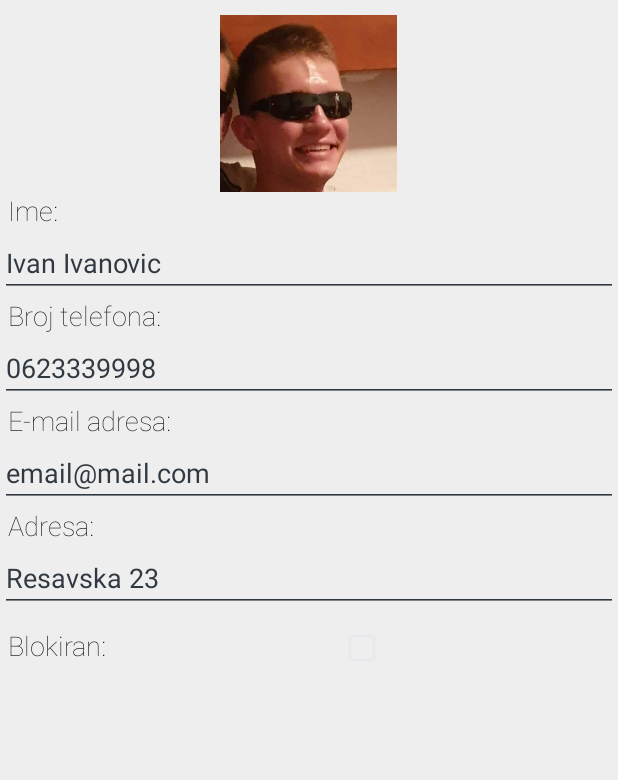
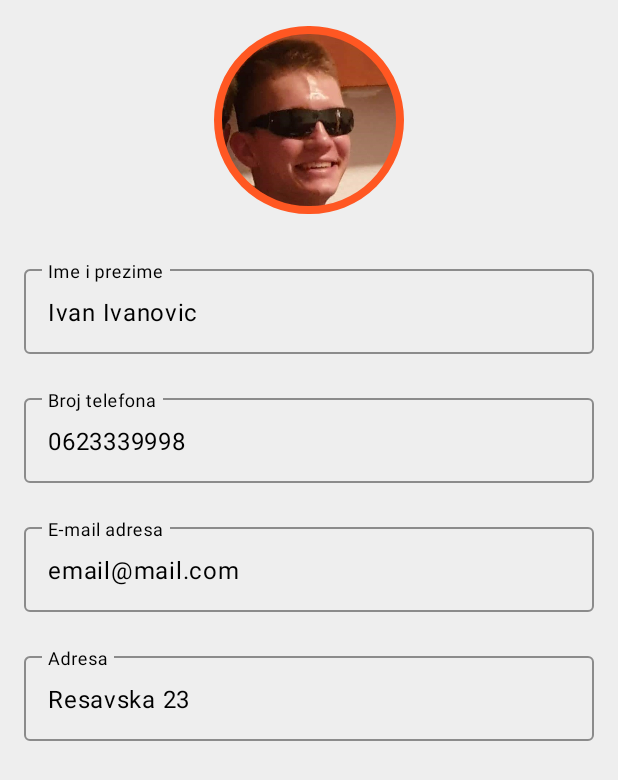
Before and after one commit to newkristian/uber-like-kmp, an Android app: the fragment PassengerAccountFragment shown on its own in the app's theme, on a phone screen of 412 x 824 dp. Shown: the top 780 px of the screen. Run offline under Robolectric (Android 15) with nearby library versions, the phone set to English and light mode, and no system bars.

Commit message:
Redesign passenger account fragment

```diff
--- a/Mobilna aplikacija/app/src/main/java/com/example/uberapp_tim9/PassengerAccountFragment.java
+++ b/Mobilna aplikacija/app/src/main/java/com/example/uberapp_tim9/PassengerAccountFragment.java
@@ -17,8 +17,9 @@ import android.widget.EditText;
 import android.widget.ImageView;
 
 import com.example.uberapp_tim9.model.Passenger;
-
-import androidx.fragment.app.Fragment;
+import com.google.android.material.checkbox.MaterialCheckBox;
+import com.google.android.material.imageview.ShapeableImageView;
+import com.google.android.material.textfield.TextInputEditText;
 
 /**
  * A simple {@link Fragment} subclass.
@@ -79,12 +80,11 @@ public class PassengerAccountFragment extends Fragment {
     public void onViewCreated(@NonNull View view, @Nullable Bundle savedInstanceState) {
         super.onViewCreated(view, savedInstanceState);
         Passenger passenger = new Passenger(0, "Ivan", "Ivanovic", "", "0623339998", "email@mail.com", "Resavska 23", "123456789", false);
-        ((EditText)view.findViewById(R.id.name_edit_text)).setText(String.format("%s %s", passenger.getmName(), passenger.getmSurname()));
-        ((EditText)view.findViewById(R.id.phone_number_edit_text)).setText(passenger.getmPhoneNumber());
-        ((EditText)view.findViewById(R.id.email_edit_text)).setText(passenger.getmEmail());
-        ((EditText)view.findViewById(R.id.address_edit_text)).setText(passenger.getmAddress());
-        ((ImageView)view.findViewById(R.id.profile_picture_image_view)).setImageResource(R.drawable.ic_branislav);
-        ((CheckBox)view.findViewById(R.id.blocked_checkbox)).setChecked(passenger.ismIsBlocked());
+        ((TextInputEditText)view.findViewById(R.id.name_text_input_edit_text)).setText(String.format("%s %s", passenger.getmName(), passenger.getmSurname()));
+        ((TextInputEditText)view.findViewById(R.id.phone_number_text_input_edit_text)).setText(passenger.getmPhoneNumber());
+        ((TextInputEditText)view.findViewById(R.id.email_text_input_edit_text)).setText(passenger.getmEmail());
+        ((TextInputEditText)view.findViewById(R.id.address_text_input_edit_text)).setText(passenger.getmAddress());
+        ((ShapeableImageView)view.findViewById(R.id.profile_picture_image_view)).setImageResource(R.drawable.ic_branislav);
     }
 
     @NonNull
--- a/Mobilna aplikacija/app/src/main/java/com/example/uberapp_tim9/main_page/PassengerMainActivity.java
+++ b/Mobilna aplikacija/app/src/main/java/com/example/uberapp_tim9/main_page/PassengerMainActivity.java
@@ -1,11 +1,8 @@
 package com.example.uberapp_tim9.main_page;
 
 import android.os.Bundle;
-import android.view.Menu;
-import android.widget.Toast;
 
 import androidx.appcompat.app.AppCompatActivity;
-import androidx.appcompat.widget.SwitchCompat;
 import androidx.drawerlayout.widget.DrawerLayout;
 import androidx.navigation.NavController;
 import androidx.navigation.Navigation;
@@ -18,7 +15,6 @@ import com.google.android.material.navigation.NavigationView;
 public class PassengerMainActivity extends AppCompatActivity {
 
     private AppBarConfiguration mAppBarConfiguration;
-    //private ActivityPassengerMainBinding binding;
 
     @Override
     protected void onCreate(Bundle savedInstanceState) {
--- a/Mobilna aplikacija/app/src/main/res/layout/fragment_passenger_account.xml
+++ b/Mobilna aplikacija/app/src/main/res/layout/fragment_passenger_account.xml
@@ -13,106 +13,121 @@
         android:layout_height="match_parent"
         android:orientation="vertical">
 
-        <ImageView
+        <com.google.android.material.imageview.ShapeableImageView
             android:id="@+id/profile_picture_image_view"
-            android:layout_width="130dp"
-            android:layout_height="118dp"
+            android:layout_width="141dp"
+            android:layout_height="140dp"
+            android:adjustViewBounds="true"
+            android:cropToPadding="false"
+            android:padding="10dp"
+            android:scaleType="fitXY"
             android:layout_gravity="center_horizontal"
             android:layout_marginTop="10dp"
             android:contentDescription="@string/profile_picture"
             android:src="@drawable/ic_people"
+            app:shapeAppearanceOverlay="@style/roundedImageViewRounded"
+            app:strokeColor="@color/bright_orange"
+            app:strokeWidth="5dp"
             app:srcCompat="@drawable/ic_branislav" />
 
-        <TextView
-            android:id="@+id/name_textview"
+        <com.google.android.material.textfield.TextInputLayout
+            android:id="@+id/name_text_input_layout"
             android:layout_width="match_parent"
             android:layout_height="wrap_content"
-            android:layout_marginStart="5dp"
-            android:text="@string/passenger_account_name"
-            android:textAppearance="@style/TextAppearance.AppCompat.Medium" />
+            android:layout_marginStart="16dp"
+            android:layout_marginEnd="16dp"
+            android:layout_marginTop="24dp"
+            android:hint="@string/passenger_account_name"
+            android:textColorHint="@color/black"
+            app:boxStrokeColor="@color/black"
+            app:helperTextTextColor="@color/black"
+            app:hintTextColor="@color/black">
 
-        <EditText
-            android:id="@+id/name_edit_text"
+            <com.google.android.material.textfield.TextInputEditText
+                android:id="@+id/name_text_input_edit_text"
                 android:layout_width="match_parent"
                 android:layout_height="wrap_content"
-            android:ems="10"
-            android:enabled="false"
-            android:inputType="none"
-            android:text=""
-            android:textColor="@color/dark_grey" />
+                android:textColor="@color/black"
+                android:textColorHighlight="@color/black"
+                android:textColorLink="@color/black"
+                android:enabled="false" />
 
-        <TextView
-            android:id="@+id/phone_number_textview"
+        </com.google.android.material.textfield.TextInputLayout>
+
+        <com.google.android.material.textfield.TextInputLayout
+            android:id="@+id/phone_number_text_input_layout"
             android:layout_width="match_parent"
             android:layout_height="wrap_content"
-            android:layout_marginStart="5dp"
-            android:text="@string/passenger_account_phone_number"
-            android:textAppearance="@style/TextAppearance.AppCompat.Medium" />
+            android:layout_marginStart="16dp"
+            android:layout_marginEnd="16dp"
+            android:layout_marginTop="24dp"
+            android:hint="@string/passenger_account_phone_number"
+            android:textColorHint="@color/black"
+            app:boxStrokeColor="@color/black"
+            app:helperTextTextColor="@color/black"
+            app:hintTextColor="@color/black">
 
-        <EditText
-            android:id="@+id/phone_number_edit_text"
+            <com.google.android.material.textfield.TextInputEditText
+                android:id="@+id/phone_number_text_input_edit_text"
                 android:layout_width="match_parent"
                 android:layout_height="wrap_content"
-            android:ems="10"
-            android:enabled="false"
-            android:inputType="none"
-            android:textColor="@color/dark_grey" />
+                android:textColor="@color/black"
+                android:textColorHighlight="@color/black"
+                android:textColorLink="@color/black"
+                android:inputType="phone"
+                android:enabled="false" />
 
-        <TextView
-            android:id="@+id/email_textview"
+        </com.google.android.material.textfield.TextInputLayout>
+
+        <com.google.android.material.textfield.TextInputLayout
+            android:id="@+id/email_text_input_layout"
             android:layout_width="match_parent"
             android:layout_height="wrap_content"
-            android:layout_marginStart="5dp"
-            android:text="@string/passenger_email"
-            android:textAppearance="@style/TextAppearance.AppCompat.Medium" />
+            android:layout_marginStart="16dp"
+            android:layout_marginEnd="16dp"
+            android:layout_marginTop="24dp"
+            android:hint="@string/passenger_email"
+            android:textColorHint="@color/black"
+            app:boxStrokeColor="@color/black"
+            app:helperTextTextColor="@color/black"
+            app:hintTextColor="@color/black">
 
-        <EditText
-            android:id="@+id/email_edit_text"
+            <com.google.android.material.textfield.TextInputEditText
+                android:id="@+id/email_text_input_edit_text"
                 android:layout_width="match_parent"
                 android:layout_height="wrap_content"
-            android:ems="10"
-            android:enabled="false"
-            android:inputType="none"
-            android:textColor="@color/dark_grey" />
+                android:textColor="@color/black"
+                android:textColorHighlight="@color/black"
+                android:textColorLink="@color/black"
+                android:inputType="textEmailAddress"
+                android:enabled="false" />
 
-        <TextView
-            android:id="@+id/address_textview"
+        </com.google.android.material.textfield.TextInputLayout>
+
+        <com.google.android.material.textfield.TextInputLayout
+            android:id="@+id/address_text_input_layout"
             android:layout_width="match_parent"
             android:layout_height="wrap_content"
-            android:layout_marginStart="5dp"
-            android:text="@string/passenger_address"
-            android:textAppearance="@style/TextAppearance.AppCompat.Medium" />
+            android:layout_marginStart="16dp"
+            android:layout_marginEnd="16dp"
+            android:layout_marginTop="24dp"
+            android:hint="@string/passenger_address"
+            android:textColorHint="@color/black"
+            app:boxStrokeColor="@color/black"
+            app:helperTextTextColor="@color/black"
+            app:hintTextColor="@color/black">
 
-        <EditText
-            android:id="@+id/address_edit_text"
+            <com.google.android.material.textfield.TextInputEditText
+                android:id="@+id/address_text_input_edit_text"
                 android:layout_width="match_parent"
                 android:layout_height="wrap_content"
-            android:ems="10"
-            android:enabled="false"
-            android:inputType="none"
-            android:textColor="@color/dark_grey" />
+                android:textColor="@color/black"
+                android:textColorHighlight="@color/black"
+                android:textColorLink="@color/black"
+                android:inputType="textPostalAddress"
+                android:enabled="false" />
 
-        <LinearLayout
-            android:id="@+id/blocked_linear_layout"
-            android:layout_width="match_parent"
-            android:layout_height="match_parent"
-            android:orientation="horizontal">
-
-            <TextView
-                android:id="@+id/blocked_textview"
-                android:layout_width="wrap_content"
-                android:layout_height="wrap_content"
-                android:layout_marginStart="5dp"
-                android:text="@string/passenger_account_blocked"
-                android:textAppearance="@style/TextAppearance.AppCompat.Medium" />
-
-            <CheckBox
-                android:id="@+id/blocked_checkbox"
-                android:layout_width="wrap_content"
-                android:layout_height="wrap_content"
-                android:layout_weight="1"
-                android:enabled="false" />
-        </LinearLayout>
+        </com.google.android.material.textfield.TextInputLayout>
 
     </LinearLayout>
 </FrameLayout>
--- a/Mobilna aplikacija/app/src/main/res/values/strings.xml
+++ b/Mobilna aplikacija/app/src/main/res/values/strings.xml
@@ -37,10 +37,10 @@
     <string name="phone_number_placeholder">Broj telefona</string>
     <string name="adress_placeholder">Adresa</string>
     <string name="support">Tehnicka\npodrska</string>
-    <string name="passenger_account_name">Ime:</string>
+    <string name="passenger_account_name">Ime i prezime</string>
     <string name="profile_picture">profile picture</string>
-    <string name="passenger_account_phone_number">Broj telefona:</string>
-    <string name="passenger_email">E-mail adresa:</string>
-    <string name="passenger_address">Adresa:</string>
-    <string name="passenger_account_blocked">Blokiran:</string>
+    <string name="passenger_account_phone_number">Broj telefona</string>
+    <string name="passenger_email">E-mail adresa</string>
+    <string name="passenger_address">Adresa</string>
+    <string name="passenger_account_blocked">Blokiran</string>
 </resources>
```
Lines whose indentation alone changed are shown as unchanged.
